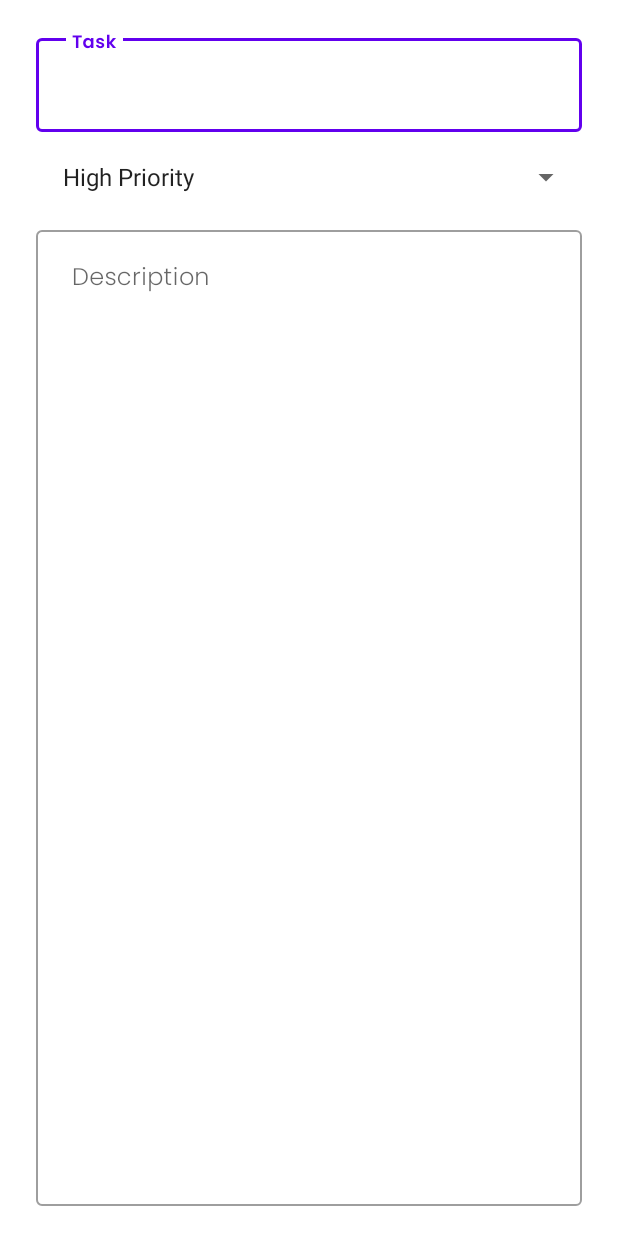
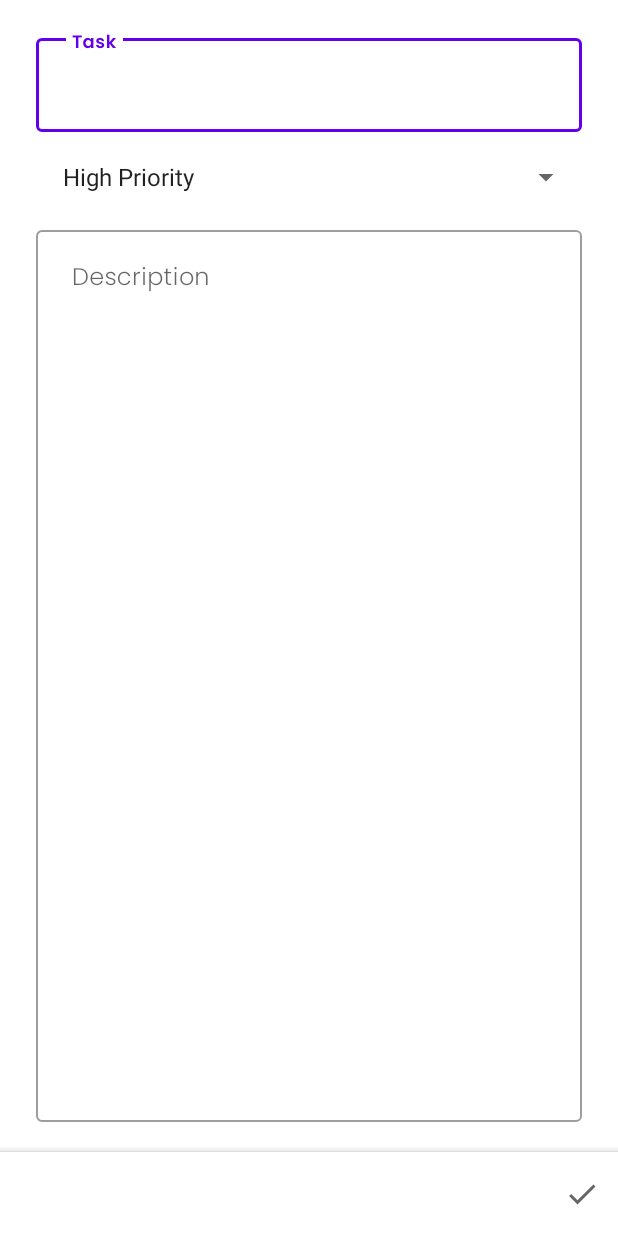
Before and after one commit to JyotimoyKashyap/Hoot, an Android app: the layout fragment_update_todo.xml on its own in the app's theme, with its tools: preview values and no code run, on a phone screen of 412 x 824 dp. Run offline under Robolectric (Android 15) with nearby library versions, the phone set to English and light mode, and no system bars.

Commit message:
Change Log -
Added bottom app bar in update fragment_update_todo.xml

```diff
--- a/app/src/main/res/layout/fragment_update_todo.xml
+++ b/app/src/main/res/layout/fragment_update_todo.xml
@@ -53,7 +53,7 @@
         app:layout_constraintRight_toRightOf="parent"
         app:layout_constraintLeft_toLeftOf="parent"
         app:layout_constraintTop_toBottomOf="@id/prioritySpinnerUpdateTodo"
-        app:layout_constraintBottom_toBottomOf="parent"
+        app:layout_constraintBottom_toTopOf="@id/updateBottomAppBar"
         android:layout_marginStart="@dimen/TextInputStartEndMargin"
         android:layout_marginEnd="@dimen/TextInputStartEndMargin"
         android:layout_marginTop="10dp"
@@ -75,6 +75,16 @@
             android:paddingBottom="20dp"/>
     </com.google.android.material.textfield.TextInputLayout>
 
+    <com.google.android.material.bottomappbar.BottomAppBar
+        android:id="@+id/updateBottomAppBar"
+        android:layout_width="match_parent"
+        android:layout_height="?actionBarSize"
+        app:layout_constraintBottom_toBottomOf="parent"
+        app:layout_constraintLeft_toLeftOf="parent"
+        app:layout_constraintRight_toRightOf="parent"
+        app:menu="@menu/add_fragment_menu_items"
+        tools:ignore="BottomAppBar" />
+
 
 
 </androidx.constraintlayout.widget.ConstraintLayout>
```
Also changed, not shown: app/src/main/java/com/example/todoapp/fragments/SharedViewModel.kt (+8 -0 lines), app/src/main/java/com/example/todoapp/fragments/UpdateTodoFragment/UpdateTodoFragment.kt (+5 -8 lines).
